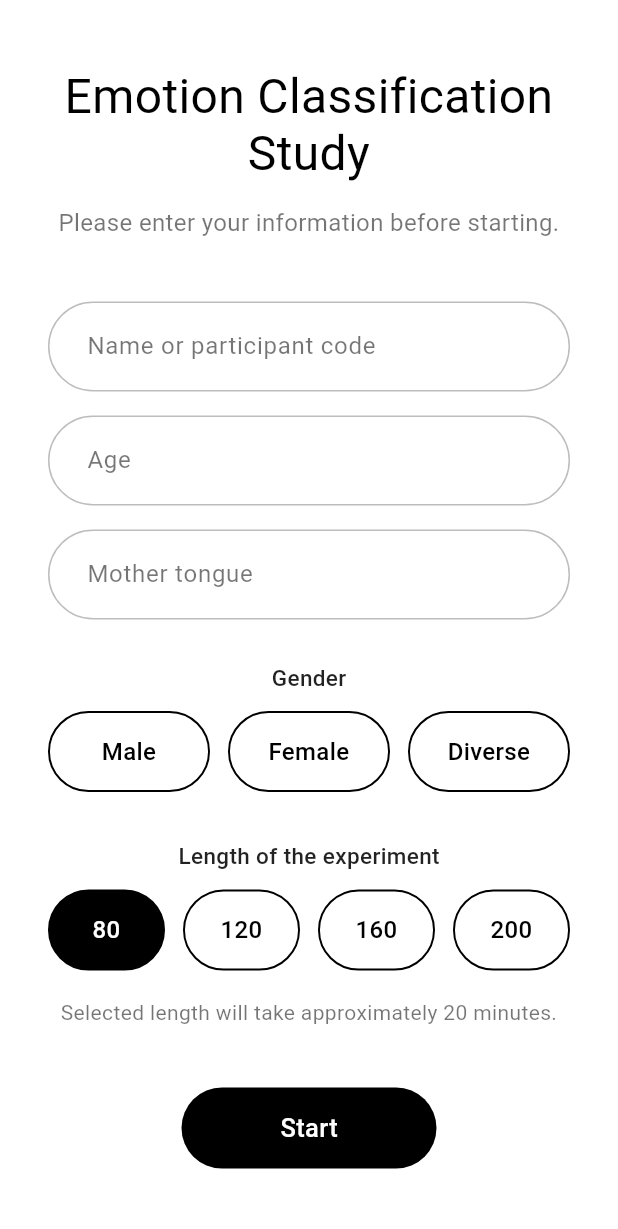
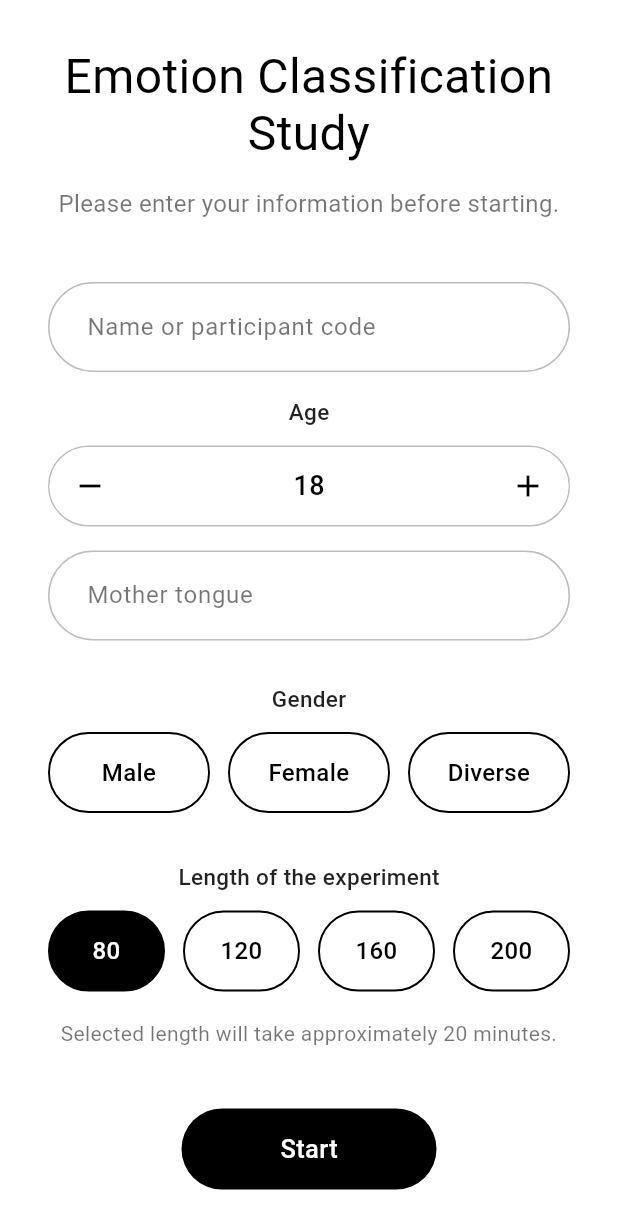
Before and after one commit to MrLaali/emotion_classification_study, a Flutter app: the screen it shows after launch, on a phone screen of 412 x 824 dp. Shown: the top 1229 px of the screen. Run offline on Flutter 3.47's test engine with Material 3 defaults, Android fonts, the phone set to English and light mode, and no system bars; Roboto replaces fonts that are missing (Arial).

Commit message:
Make contact form widgets more reusable by moving them to their own files and renaming them to be more generic. Also add a new widget for the age buttons to make them more reusable as well.

```diff
--- /dev/null
+++ b/lib/core/language_list.dart
@@ -0,0 +1,22 @@
+const languages = [
+  'Arabic',
+  'Chinese',
+  'Dutch',
+  'English',
+  'French',
+  'German',
+  'Greek',
+  'Hindi',
+  'Italian',
+  'Japanese',
+  'Kazakh',
+  'Korean',
+  'Persian',
+  'Polish',
+  'Portuguese',
+  'Russian',
+  'Spanish',
+  'Turkish',
+  'Ukrainian',
+  'Urdu',
+];
--- a/lib/screens/contact_form_screen.dart
+++ b/lib/screens/contact_form_screen.dart
@@ -1,5 +1,9 @@
 import 'package:flutter/material.dart';
 import '../widgets/study_text_field.dart';
+import '../widgets/choice_pill.dart';
+import '../widgets/section_label.dart';
+import '../widgets/full_width_choice_row.dart';
+import '../widgets/age_button.dart';
 import 'experiment_screen.dart';
 
 class ContactFormScreen extends StatefulWidget {
@@ -17,6 +21,7 @@ class _ContactFormScreenState extends State<ContactFormScreen> {
   String? selectedGender;
   int selectedTrialCount = 80;
   bool showError = false;
+  int age = 18;
 
   final List<String> genderOptions = ['Male', 'Female', 'Diverse'];
 
@@ -98,10 +103,51 @@ class _ContactFormScreenState extends State<ContactFormScreen> {
                     label: 'Name or participant code',
                   ),
                   const SizedBox(height: 16),
-                  StudyTextField(
-                    controller: ageController,
-                    label: 'Age',
-                    keyboardType: TextInputType.number,
+
+                  const SectionLabel('Age'),
+                  const SizedBox(height: 12),
+
+                  Container(
+                    height: 54,
+                    decoration: BoxDecoration(
+                      border: Border.all(color: Colors.black26),
+                      borderRadius: BorderRadius.circular(100),
+                    ),
+                    child: Row(
+                      children: [
+                        AgeButton(
+                          icon: Icons.remove,
+                          onTap: () {
+                            if (age > 18) {
+                              setState(() {
+                                age--;
+                              });
+                            }
+                          },
+                        ),
+
+                        Expanded(
+                          child: Center(
+                            child: Text(
+                              '$age',
+                              style: const TextStyle(
+                                fontSize: 18,
+                                fontWeight: FontWeight.w500,
+                              ),
+                            ),
+                          ),
+                        ),
+
+                        AgeButton(
+                          icon: Icons.add,
+                          onTap: () {
+                            setState(() {
+                              age++;
+                            });
+                          },
+                        ),
+                      ],
+                    ),
                   ),
                   const SizedBox(height: 16),
                   StudyTextField(
@@ -110,12 +156,12 @@ class _ContactFormScreenState extends State<ContactFormScreen> {
                   ),
 
                   const SizedBox(height: 28),
-                  const _SectionLabel('Gender'),
+                  const SectionLabel('Gender'),
                   const SizedBox(height: 12),
-                  _FullWidthChoiceRow(
+                  FullWidthChoiceRow(
                     children: genderOptions.map((gender) {
                       return Expanded(
-                        child: _ChoicePill(
+                        child: ChoicePill(
                           label: gender,
                           selected: selectedGender == gender,
                           onTap: () {
@@ -129,12 +175,12 @@ class _ContactFormScreenState extends State<ContactFormScreen> {
                   ),
 
                   const SizedBox(height: 32),
-                  const _SectionLabel('Length of the experiment'),
+                  const SectionLabel('Length of the experiment'),
                   const SizedBox(height: 12),
-                  _FullWidthChoiceRow(
+                  FullWidthChoiceRow(
                     children: trialOptions.map((count) {
                       return Expanded(
-                        child: _ChoicePill(
+                        child: ChoicePill(
                           label: '$count',
                           selected: selectedTrialCount == count,
                           onTap: () {
@@ -192,100 +238,3 @@ class _ContactFormScreenState extends State<ContactFormScreen> {
     );
   }
 }
-
-class _SectionLabel extends StatelessWidget {
-  final String text;
-
-  const _SectionLabel(this.text);
-
-  @override
-  Widget build(BuildContext context) {
-    return Text(
-      text,
-      style: const TextStyle(
-        fontSize: 15,
-        color: Colors.black87,
-        fontWeight: FontWeight.w500,
-      ),
-    );
-  }
-}
-
-
-class _ChoicePill extends StatefulWidget {
-  final String label;
-  final bool selected;
-  final VoidCallback onTap;
-
-  const _ChoicePill({
-    required this.label,
-    required this.selected,
-    required this.onTap,
-  });
-
-  @override
-  State<_ChoicePill> createState() => _ChoicePillState();
-}
-
-class _ChoicePillState extends State<_ChoicePill> {
-  bool hovered = false;
-
-  @override
-  Widget build(BuildContext context) {
-    final active = widget.selected || hovered;
-
-    return MouseRegion(
-      onEnter: (_) => setState(() => hovered = true),
-      onExit: (_) => setState(() => hovered = false),
-      child: GestureDetector(
-        onTap: widget.onTap,
-        child: AnimatedContainer(
-          duration: const Duration(milliseconds: 160),
-          curve: Curves.easeOut,
-          height: 54,
-          alignment: Alignment.center,
-          decoration: BoxDecoration(
-            color: active ? Colors.black : Colors.white,
-            borderRadius: BorderRadius.circular(100),
-            border: Border.all(
-              color: Colors.black,
-              width: 1.3,
-            ),
-          ),
-          child: Text(
-            widget.label,
-            textAlign: TextAlign.center,
-            style: TextStyle(
-              color: active ? Colors.white : Colors.black,
-              fontSize: 16,
-              fontWeight: FontWeight.w500,
-            ),
-          ),
-        ),
-      ),
-    );
-  }
-}
-
-
-class _FullWidthChoiceRow extends StatelessWidget {
-  final List<Widget> children;
-
-  const _FullWidthChoiceRow({
-    required this.children,
-  });
-
-  @override
-  Widget build(BuildContext context) {
-    return Row(
-      children: children
-          .expand(
-            (child) => [
-              child,
-              if (child != children.last) const SizedBox(width: 12),
-            ],
-          )
-          .toList(),
-    );
-  }
-}
--- /dev/null
+++ b/lib/widgets/age_button.dart
@@ -0,0 +1,42 @@
+import 'package:flutter/material.dart';
+
+class AgeButton extends StatefulWidget {
+  final IconData icon;
+  final VoidCallback onTap;
+
+  const AgeButton({super.key,
+    required this.icon,
+    required this.onTap,
+  });
+
+  @override
+  State<AgeButton> createState() => AgeButtonState();
+}
+
+class AgeButtonState extends State<AgeButton> {
+  bool hovered = false;
+
+  @override
+  Widget build(BuildContext context) {
+    return MouseRegion(
+      onEnter: (_) => setState(() => hovered = true),
+      onExit: (_) => setState(() => hovered = false),
+      child: GestureDetector(
+        onTap: widget.onTap,
+        child: AnimatedContainer(
+          duration: const Duration(milliseconds: 150),
+          width: 54,
+          height: 54,
+          decoration: BoxDecoration(
+            color: hovered ? Colors.black : Colors.white,
+            borderRadius: BorderRadius.circular(100),
+          ),
+          child: Icon(
+            widget.icon,
+            color: hovered ? Colors.white : Colors.black,
+          ),
+        ),
+      ),
+    );
+  }
+}
--- /dev/null
+++ b/lib/widgets/choice_pill.dart
@@ -0,0 +1,53 @@
+import 'package:flutter/material.dart';
+
+class ChoicePill extends StatefulWidget {
+  final String label;
+  final bool selected;
+  final VoidCallback onTap;
+
+  const ChoicePill({super.key,
+    required this.label,
+    required this.selected,
+    required this.onTap,
+  });
+
+  @override
+  State<ChoicePill> createState() => ChoicePillState();
+}
+
+class ChoicePillState extends State<ChoicePill> {
+  bool hovered = false;
+
+  @override
+  Widget build(BuildContext context) {
+    final active = widget.selected || hovered;
+
+    return MouseRegion(
+      onEnter: (_) => setState(() => hovered = true),
+      onExit: (_) => setState(() => hovered = false),
+      child: GestureDetector(
+        onTap: widget.onTap,
+        child: AnimatedContainer(
+          duration: const Duration(milliseconds: 160),
+          curve: Curves.easeOut,
+          height: 54,
+          alignment: Alignment.center,
+          decoration: BoxDecoration(
+            color: active ? Colors.black : Colors.white,
+            borderRadius: BorderRadius.circular(100),
+            border: Border.all(color: Colors.black, width: 1.3),
+          ),
+          child: Text(
+            widget.label,
+            textAlign: TextAlign.center,
+            style: TextStyle(
+              color: active ? Colors.white : Colors.black,
+              fontSize: 16,
+              fontWeight: FontWeight.w500,
+            ),
+          ),
+        ),
+      ),
+    );
+  }
+}
--- /dev/null
+++ b/lib/widgets/full_width_choice_row.dart
@@ -0,0 +1,21 @@
+import 'package:flutter/material.dart';
+
+class FullWidthChoiceRow extends StatelessWidget {
+  final List<Widget> children;
+
+  const FullWidthChoiceRow({super.key, required this.children});
+
+  @override
+  Widget build(BuildContext context) {
+    return Row(
+      children: children
+          .expand(
+            (child) => [
+              child,
+              if (child != children.last) const SizedBox(width: 12),
+            ],
+          )
+          .toList(),
+    );
+  }
+}
--- /dev/null
+++ b/lib/widgets/section_label.dart
@@ -0,0 +1,19 @@
+import 'package:flutter/material.dart';
+
+class SectionLabel extends StatelessWidget {
+  final String text;
+
+  const SectionLabel(this.text, {super.key});
+
+  @override
+  Widget build(BuildContext context) {
+    return Text(
+      text,
+      style: const TextStyle(
+        fontSize: 15,
+        color: Colors.black87,
+        fontWeight: FontWeight.w500,
+      ),
+    );
+  }
+}
```
